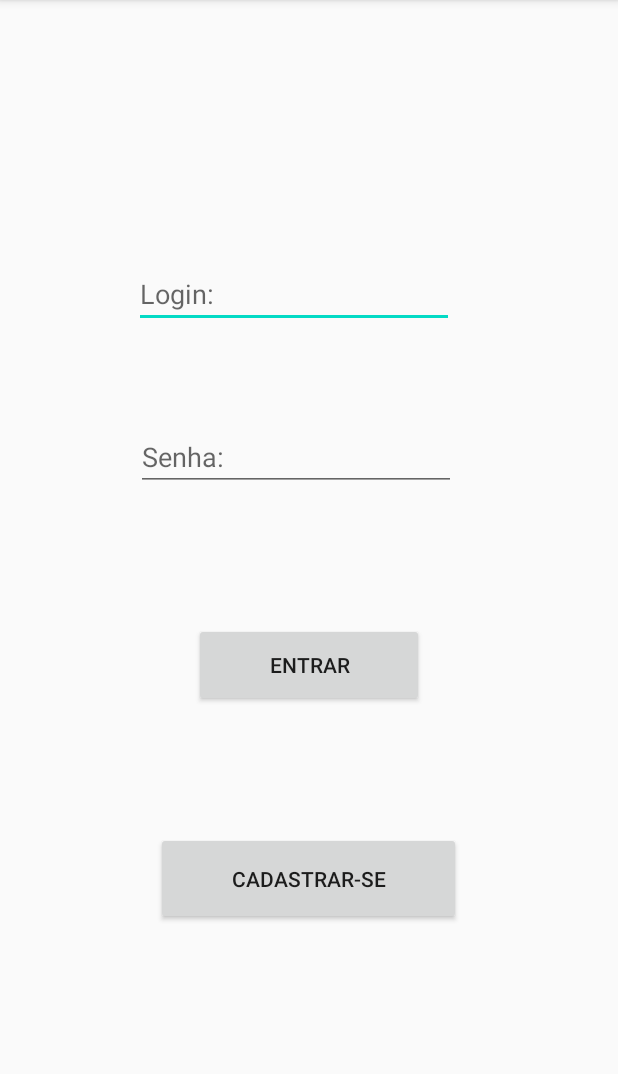
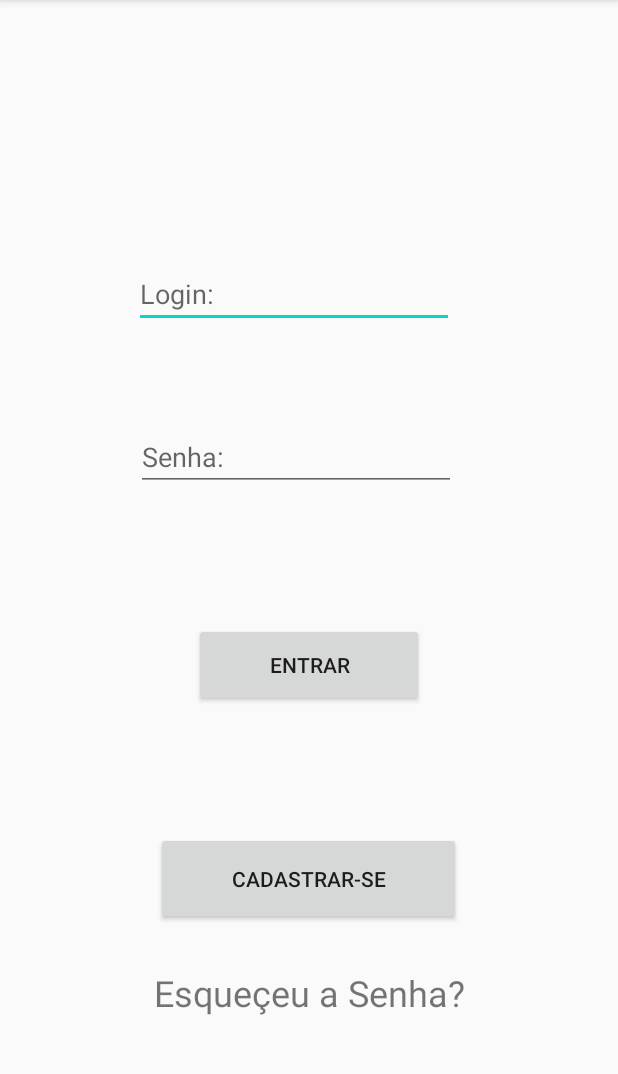
Before and after one commit to dferrantisc/ProgDM, an Android app: the screen it shows after launch (MainActivity), on a phone screen of 412 x 824 dp, the part 84-1158 px from its top. Run offline under Robolectric (Android 15) with nearby library versions, the phone set to English and light mode, and no system bars; our stand-ins replace Firebase (no records; nobody signed in at launch, a user with empty details on screens opened directly).

Commit message:
Up Login Erro

```diff
--- a/app/src/main/java/com/example/appbook/See/MainActivity.java
+++ b/app/src/main/java/com/example/appbook/See/MainActivity.java
@@ -9,6 +9,7 @@ import android.os.Bundle;
 import android.view.View;
 import android.widget.Button;
 import android.widget.EditText;
+import android.widget.TextView;
 import android.widget.Toast;
 
 import com.example.appbook.Conexao;
@@ -27,6 +28,7 @@ public class MainActivity extends AppCompatActivity
 {
 
     private EditText txtUser,txtPass;
+    private TextView txtResetPass;
     private Button btnEntrar, btnCadUser;
 
     private FirebaseAuth auth;
@@ -66,6 +68,13 @@ public class MainActivity extends AppCompatActivity
 
                }
            });
+
+           txtResetPass.setOnClickListener(new View.OnClickListener() {
+               @Override
+               public void onClick(View v) {
+
+               }
+           });
     }
 
     private void Entrar(String login, String senha) {
@@ -96,6 +105,7 @@ public class MainActivity extends AppCompatActivity
 
         txtUser = (EditText) findViewById(R.id.txtUser);
         txtPass = (EditText) findViewById(R.id.txtPass);
+        txtResetPass = (TextView) findViewById(R.id.txtResetPass);
 
         btnEntrar = (Button) findViewById(R.id.btnEntrar);
         btnCadUser = (Button) findViewById(R.id.btnCadUser);
--- a/app/src/main/java/com/example/appbook/See/TelaCadUser.java
+++ b/app/src/main/java/com/example/appbook/See/TelaCadUser.java
@@ -16,6 +16,8 @@ import com.google.android.gms.tasks.OnCompleteListener;
 import com.google.android.gms.tasks.Task;
 import com.google.firebase.auth.AuthResult;
 import com.google.firebase.auth.FirebaseAuth;
+
+import javax.security.auth.login.LoginException;
 
 public class TelaCadUser extends AppCompatActivity {
 
@@ -60,7 +62,7 @@ public class TelaCadUser extends AppCompatActivity {
 
     private void newUser(String nome, String login, String senha)
     {
-           Auth.createUserWithEmailAndPassword(nome, login, senha)
+           Auth.createUserWithEmailAndPassword(nome,login,senha)
                 .addOnCompleteListener(TelaCadUser.this, new OnCompleteListener<AuthResult>() {
                     @Override
                     public void onComplete(@NonNull Task<AuthResult> task) {
--- a/app/src/main/res/layout/activity_main.xml
+++ b/app/src/main/res/layout/activity_main.xml
@@ -62,4 +62,17 @@
         app:layout_constraintStart_toStartOf="parent"
         app:layout_constraintTop_toBottomOf="@+id/txtUser" />
 
+    <TextView
+        android:id="@+id/txtResetPass"
+        android:layout_width="wrap_content"
+        android:layout_height="wrap_content"
+        android:layout_marginTop="26dp"
+        android:layout_marginBottom="88dp"
+        android:text="Esqueçeu a Senha?"
+        android:textSize="24sp"
+        app:layout_constraintBottom_toBottomOf="parent"
+        app:layout_constraintEnd_toEndOf="parent"
+        app:layout_constraintStart_toStartOf="parent"
+        app:layout_constraintTop_toBottomOf="@+id/btnCadUser" />
+
 </androidx.constraintlayout.widget.ConstraintLayout>
```
